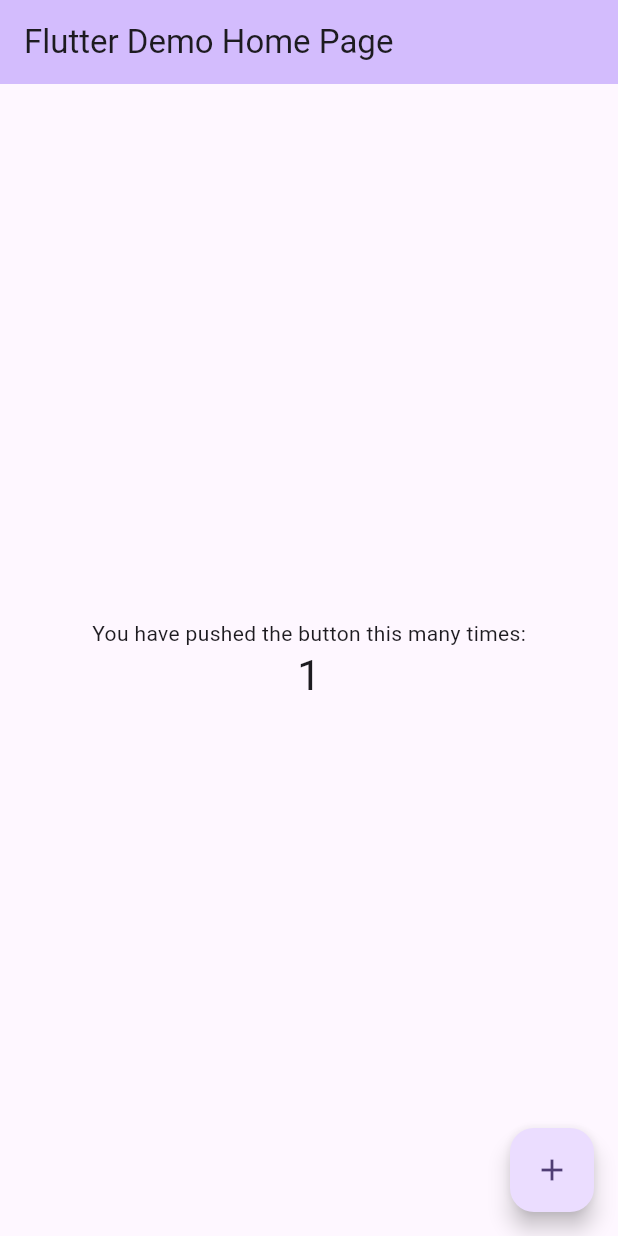
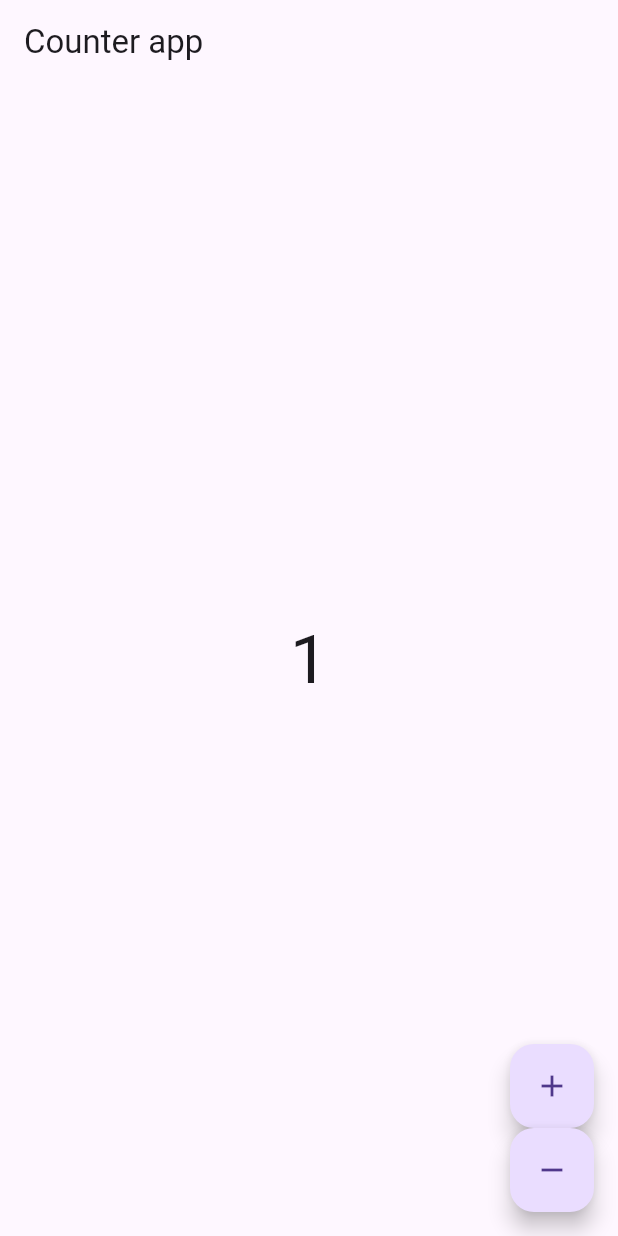
Before and after one commit to ali-sina100/clean_architecture_flutter, a Flutter app: the screen it shows after launch, after a tap on the "add" icon, on a phone screen of 412 x 824 dp. Run offline on Flutter 3.47's test engine with Material 3 defaults, Android fonts, the phone set to English and light mode, and no system bars; our stand-ins replace bloc, flutter_bloc.

Commit message:
Counter feature implemented

```diff
--- /dev/null
+++ b/lib/counter/cubit/counter_cubit.dart
@@ -0,0 +1,9 @@
+import 'package:bloc/bloc.dart';
+
+class CounterCubit extends Cubit<int> {
+  CounterCubit() : super(0);
+
+  void increment() => emit(state + 1);
+
+  void decrement() => emit(state - 1);
+}
--- /dev/null
+++ b/lib/counter/views/counter_page.dart
@@ -0,0 +1,17 @@
+import 'package:clean_architecture_flutter/counter/views/counter_view.dart';
+
+import '../cubit/counter_cubit.dart';
+import 'package:flutter/material.dart';
+import 'package:flutter_bloc/flutter_bloc.dart';
+
+class CounterPage extends StatelessWidget {
+  const CounterPage({super.key});
+
+  @override
+  Widget build(BuildContext context) {
+    return BlocProvider(
+      create: (context) => CounterCubit(),
+      child: CounterView(),
+    );
+  }
+}
--- /dev/null
+++ b/lib/counter/views/counter_view.dart
@@ -0,0 +1,41 @@
+import 'package:clean_architecture_flutter/counter/cubit/counter_cubit.dart';
+import 'package:flutter/material.dart';
+import 'package:flutter_bloc/flutter_bloc.dart';
+
+class CounterView extends StatelessWidget {
+  const CounterView({super.key});
+
+  @override
+  Widget build(BuildContext context) {
+    final textTheme = Theme.of(context).textTheme;
+    return Scaffold(
+      appBar: AppBar(title: Text("Counter app")),
+      body: Center(
+        child: BlocBuilder<CounterCubit, int>(
+          builder: (context, state) {
+            return Text('$state', style: textTheme.displayMedium);
+          },
+        ),
+      ),
+
+      floatingActionButton: Column(
+        mainAxisAlignment: MainAxisAlignment.end,
+        crossAxisAlignment: CrossAxisAlignment.end,
+        children: [
+          FloatingActionButton(
+            child: Icon(Icons.add),
+            onPressed: () {
+              context.read<CounterCubit>().increment();
+            },
+          ),
+          FloatingActionButton(
+            child: Icon(Icons.remove),
+            onPressed: () {
+              context.read<CounterCubit>().decrement();
+            },
+          ),
+        ],
+      ),
+    );
+  }
+}
--- /dev/null
+++ b/lib/counter_observer.dart
@@ -0,0 +1,13 @@
+import 'package:bloc/bloc.dart';
+
+class CounterObserver extends BlocObserver{
+const   CounterObserver();
+
+@override
+  void onChange(BlocBase bloc, Change change) {
+    // TODO: implement onChange
+    super.onChange(bloc, change);
+
+    print('${bloc.runtimeType} ${change}');
+  }
+}
--- a/lib/main.dart
+++ b/lib/main.dart
@@ -1,122 +1,10 @@
+import 'package:bloc/bloc.dart';
 import 'package:flutter/material.dart';
 
+import 'counter_observer.dart';
+import 'my_app.dart' show MyApp;
+
 void main() {
-  runApp(const MyApp());
+  Bloc.observer = CounterObserver();
+  runApp(MyApp());
 }
-
-class MyApp extends StatelessWidget {
-  const MyApp({super.key});
-
-  // This widget is the root of your application.
-  @override
-  Widget build(BuildContext context) {
-    return MaterialApp(
-      title: 'Flutter Demo',
-      theme: ThemeData(
-        // This is the theme of your application.
-        //
-        // TRY THIS: Try running your application with "flutter run". You'll see
-        // the application has a purple toolbar. Then, without quitting the app,
-        // try changing the seedColor in the colorScheme below to Colors.green
-        // and then invoke "hot reload" (save your changes or press the "hot
-        // reload" button in a Flutter-supported IDE, or press "r" if you used
-        // the command line to start the app).
-        //
-        // Notice that the counter didn't reset back to zero; the application
-        // state is not lost during the reload. To reset the state, use hot
-        // restart instead.
-        //
-        // This works for code too, not just values: Most code changes can be
-        // tested with just a hot reload.
-        colorScheme: ColorScheme.fromSeed(seedColor: Colors.deepPurple),
-      ),
-      home: const MyHomePage(title: 'Flutter Demo Home Page'),
-    );
-  }
-}
-
-class MyHomePage extends StatefulWidget {
-  const MyHomePage({super.key, required this.title});
-
-  // This widget is the home page of your application. It is stateful, meaning
-  // that it has a State object (defined below) that contains fields that affect
-  // how it looks.
-
-  // This class is the configuration for the state. It holds the values (in this
-  // case the title) provided by the parent (in this case the App widget) and
-  // used by the build method of the State. Fields in a Widget subclass are
-  // always marked "final".
-
-  final String title;
-
-  @override
-  State<MyHomePage> createState() => _MyHomePageState();
-}
-
-class _MyHomePageState extends State<MyHomePage> {
-  int _counter = 0;
-
-  void _incrementCounter() {
-    setState(() {
-      // This call to setState tells the Flutter framework that something has
-      // changed in this State, which causes it to rerun the build method below
-      // so that the display can reflect the updated values. If we changed
-      // _counter without calling setState(), then the build method would not be
-      // called again, and so nothing would appear to happen.
-      _counter++;
-    });
-  }
-
-  @override
-  Widget build(BuildContext context) {
-    // This method is rerun every time setState is called, for instance as done
-    // by the _incrementCounter method above.
-    //
-    // The Flutter framework has been optimized to make rerunning build methods
-    // fast, so that you can just rebuild anything that needs updating rather
-    // than having to individually change instances of widgets.
-    return Scaffold(
-      appBar: AppBar(
-        // TRY THIS: Try changing the color here to a specific color (to
-        // Colors.amber, perhaps?) and trigger a hot reload to see the AppBar
-        // change color while the other colors stay the same.
-        backgroundColor: Theme.of(context).colorScheme.inversePrimary,
-        // Here we take the value from the MyHomePage object that was created by
-        // the App.build method, and use it to set our appbar title.
-        title: Text(widget.title),
-      ),
-      body: Center(
-        // Center is a layout widget. It takes a single child and positions it
-        // in the middle of the parent.
-        child: Column(
-          // Column is also a layout widget. It takes a list of children and
-          // arranges them vertically. By default, it sizes itself to fit its
-          // children horizontally, and tries to be as tall as its parent.
-          //
-          // Column has various properties to control how it sizes itself and
-          // how it positions its children. Here we use mainAxisAlignment to
-          // center the children vertically; the main axis here is the vertical
-          // axis because Columns are vertical (the cross axis would be
-          // horizontal).
-          //
-          // TRY THIS: Invoke "debug painting" (choose the "Toggle Debug Paint"
-          // action in the IDE, or press "p" in the console), to see the
-          // wireframe for each widget.
-          mainAxisAlignment: MainAxisAlignment.center,
-          children: <Widget>[
-            const Text('You have pushed the button this many times:'),
-            Text(
-              '$_counter',
-              style: Theme.of(context).textTheme.headlineMedium,
-            ),
-          ],
-        ),
-      ),
-      floatingActionButton: FloatingActionButton(
-        onPressed: _incrementCounter,
-        tooltip: 'Increment',
-        child: const Icon(Icons.add),
-      ), // This trailing comma makes auto-formatting nicer for build methods.
-    );
-  }
-}
--- /dev/null
+++ b/lib/my_app.dart
@@ -0,0 +1,9 @@
+import 'counter/views/counter_page.dart';
+import 'package:flutter/material.dart';
+
+
+class MyApp extends MaterialApp {
+
+  MyApp({super.key})
+
+    : super(debugShowCheckedModeBanner: false, home: CounterPage()); }
--- a/pubspec.yaml
+++ b/pubspec.yaml
@@ -34,6 +34,8 @@ dependencies:
   # The following adds the Cupertino Icons font to your application.
   # Use with the CupertinoIcons class for iOS style icons.
   cupertino_icons: ^1.0.8
+  bloc: ^9.0.0
+  flutter_bloc: ^9.1.0
 
 dev_dependencies:
   flutter_test:
```
Also changed, not shown: lib/counter/counter.dart (added), lib/counter/views/view.dart (added), pubspec.lock, 1 other file.
